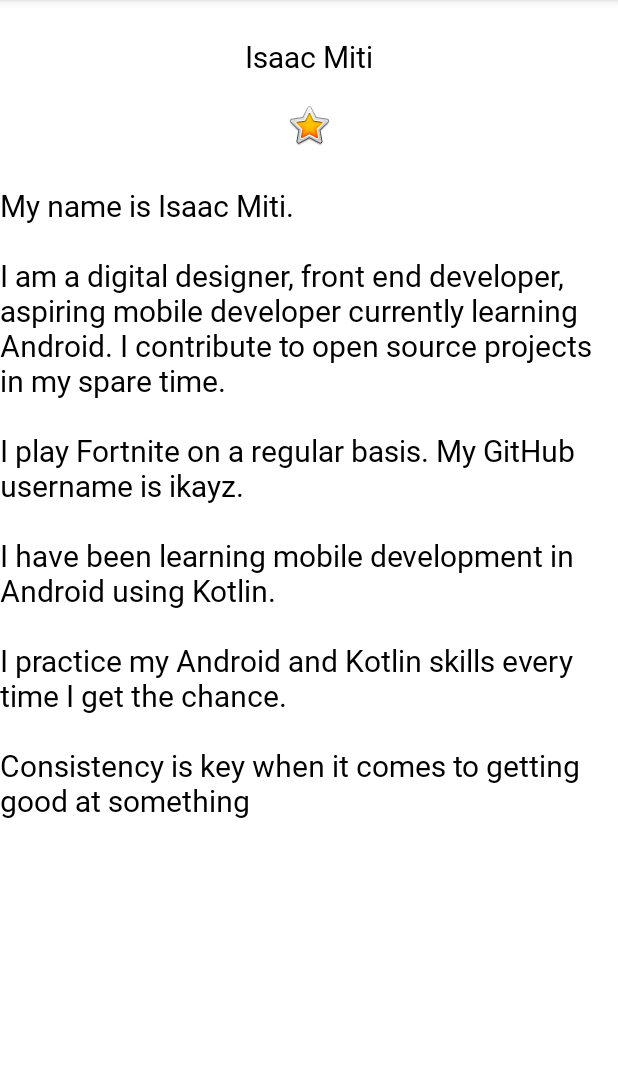
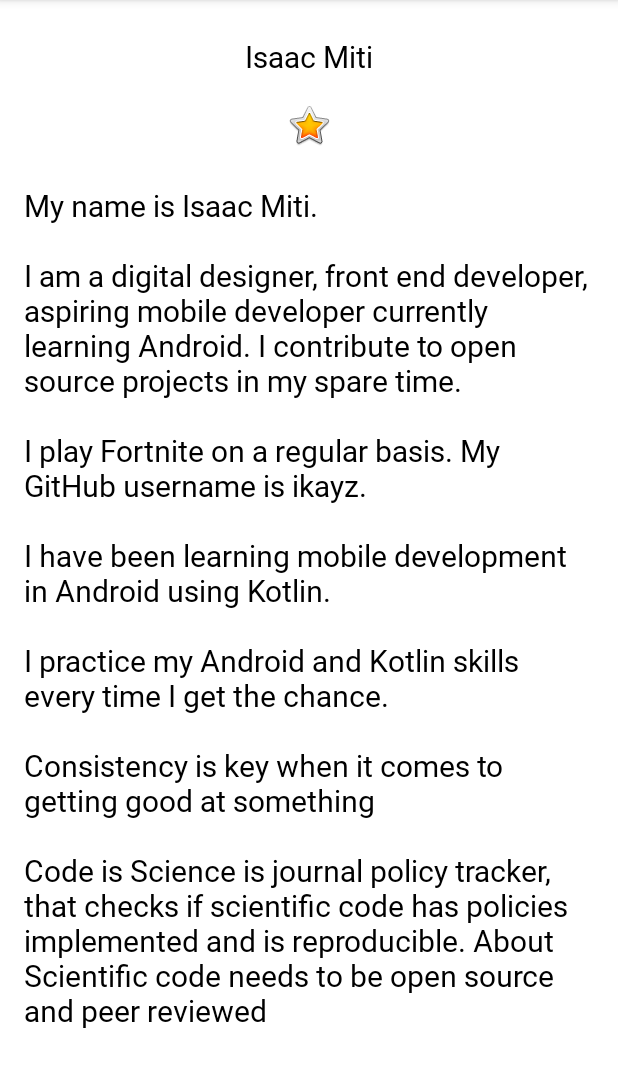
Before and after one commit to ikayz/about-me, an Android app: the screen it shows after launch (MainActivity), on a phone screen of 412 x 824 dp, the part 84-1171 px from its top. Run offline under Robolectric (Android 15) with nearby library versions, the phone set to English and light mode, and no system bars.

Commit message:
Added more text to the bio section

```diff
--- a/app/src/main/res/layout/activity_main.xml
+++ b/app/src/main/res/layout/activity_main.xml
@@ -33,6 +33,8 @@
             style="@style/NameStyle"
             android:layout_width="match_parent"
             android:layout_height="wrap_content"
+            android:paddingStart="@dimen/padding"
+            android:paddingEnd="@dimen/padding"
             android:text="@string/bio" />
     </ScrollView>
 
--- a/app/src/main/res/values/dimens.xml
+++ b/app/src/main/res/values/dimens.xml
@@ -3,4 +3,5 @@
     <dimen name="text_size">20sp</dimen>
     <dimen name="small_padding">8dp</dimen>
     <dimen name="layout_margin">16dp</dimen>
+    <dimen name="padding">16dp</dimen>
 </resources>
--- a/app/src/main/res/values/strings.xml
+++ b/app/src/main/res/values/strings.xml
@@ -8,5 +8,9 @@
         \n\nI play Fortnite on a regular basis. My GitHub username is ikayz.
         \n\n\I have been learning mobile development in Android using Kotlin.
         \n\n\I practice my Android and Kotlin skills every time I get the chance.
-        \n\nConsistency is key when it comes to getting good at something</string>
+        \n\nConsistency is key when it comes to getting good at something
+        \n\nCode is Science is journal policy tracker,
+        that checks if scientific code has policies implemented and is reproducible.
+        About Scientific code needs to be open source and peer reviewed
+    </string>
 </resources>
```
